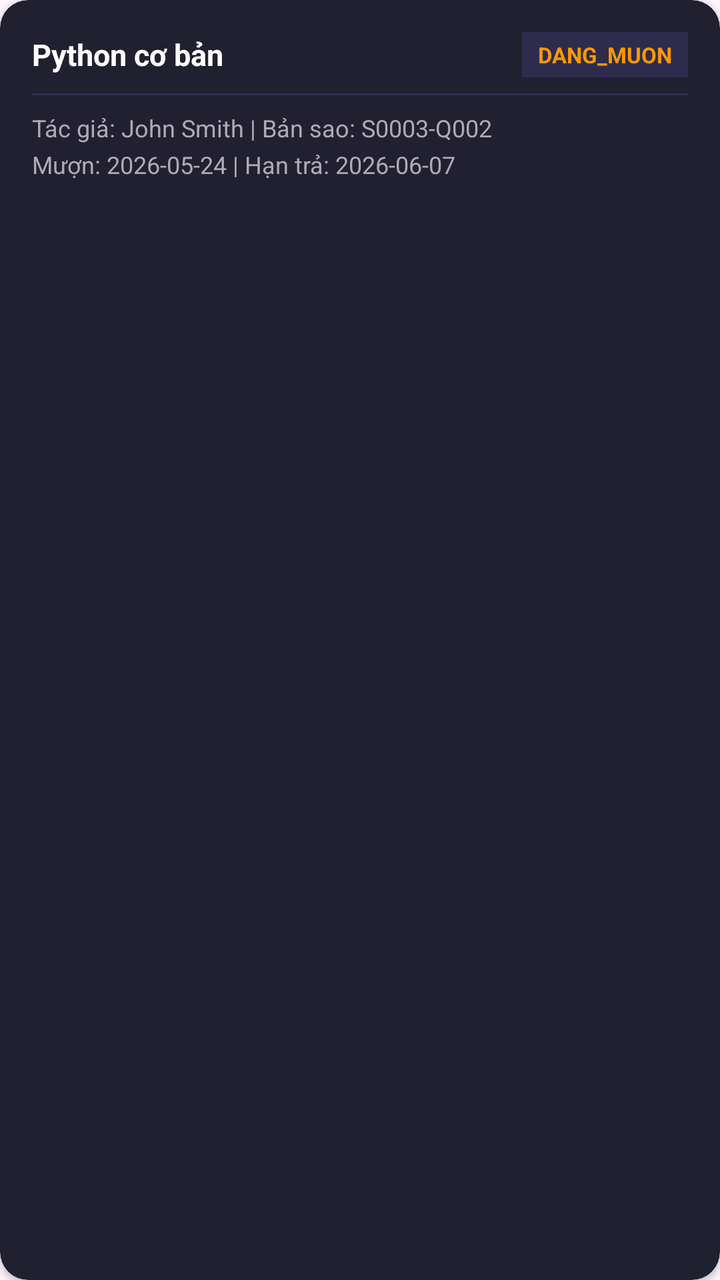
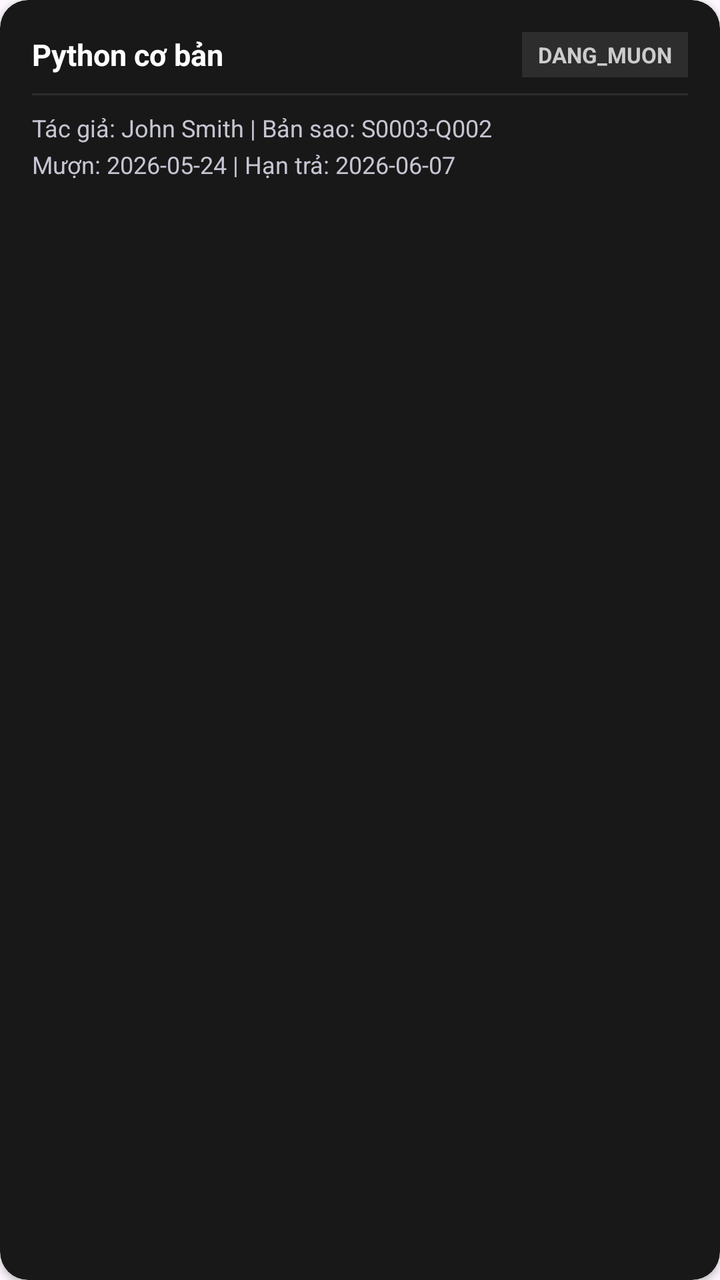

The first picture is an Android layout as it rendered before a commit; the second is the same layout after the commit. The layout source and the unified diff follow.
<!-- AndroidManifest.xml: application theme Theme.QLTV -->
<!-- res/layout/item_my_borrow.xml -->
<?xml version="1.0" encoding="utf-8"?>
<androidx.cardview.widget.CardView xmlns:android="http://schemas.android.com/apk/res/android"
    xmlns:app="http://schemas.android.com/apk/res-auto"
    android:layout_width="match_parent"
    android:layout_height="wrap_content"
    android:layout_marginHorizontal="4dp"
    android:layout_marginVertical="6dp"
    app:cardBackgroundColor="#212030"
    app:cardCornerRadius="14dp"
    app:cardElevation="2dp">

    <LinearLayout
        android:layout_width="match_parent"
        android:layout_height="wrap_content"
        android:orientation="vertical"
        android:padding="16dp">

        <LinearLayout
            android:layout_width="match_parent"
            android:layout_height="wrap_content"
            android:gravity="center_vertical"
            android:orientation="horizontal">

            <TextView
                android:id="@+id/txtMyBorrowBookTitle"
                android:layout_width="0dp"
                android:layout_height="wrap_content"
                android:layout_weight="1"
                android:text="Python cơ bản"
                android:textColor="#FFFFFF"
                android:textSize="15sp"
                android:textStyle="bold" />

            <TextView
                android:id="@+id/badgeMyBorrowStatus"
                android:layout_width="wrap_content"
                android:layout_height="wrap_content"
                android:background="#2E2C4D"
                android:paddingHorizontal="8dp"
                android:paddingVertical="4dp"
                android:text="DANG_MUON"
                android:textColor="#FF9800"
                android:textSize="11sp"
                android:textStyle="bold" />
        </LinearLayout>

        <View
            android:layout_width="match_parent"
            android:layout_height="1dp"
            android:layout_marginVertical="8dp"
            android:background="#2E2C4D" />

        <TextView
            android:id="@+id/txtMyBorrowAuthor"
            android:layout_width="wrap_content"
            android:layout_height="wrap_content"
            android:text="Tác giả: John Smith | Bản sao: S0003-Q002"
            android:textColor="#B0A8B9"
            android:textSize="12sp" />

        <TextView
            android:id="@+id/txtMyBorrowDates"
            android:layout_width="wrap_content"
            android:layout_height="wrap_content"
            android:layout_marginTop="2dp"
            android:text="Mượn: 2026-05-24 | Hạn trả: 2026-06-07"
            android:textColor="#B0A8B9"
            android:textSize="12sp" />

        <TextView
            android:id="@+id/txtMyBorrowReturnDate"
            android:layout_width="wrap_content"
            android:layout_height="wrap_content"
            android:layout_marginTop="2dp"
            android:text="Ngày trả thực: -"
            android:textColor="#4CAF50"
            android:textSize="12sp"
            android:textStyle="bold"
            android:visibility="gone" />

        <LinearLayout
            android:layout_width="match_parent"
            android:layout_height="wrap_content"
            android:layout_marginTop="8dp"
            android:gravity="center_vertical"
            android:orientation="horizontal">

            <TextView
                android:id="@+id/txtMyBorrowFine"
                android:layout_width="wrap_content"
                android:layout_height="wrap_content"
                android:text="Phạt quá hạn: 15,000 VND"
                android:textColor="#FF5252"
                android:textSize="12sp"
                android:textStyle="bold"
                android:visibility="gone" />

            <View
                android:layout_width="0dp"
                android:layout_height="1dp"
                android:layout_weight="1" />

            
            <com.google.android.material.button.MaterialButton
                android:id="@+id/btnMyBorrowReadOnline"
                android:layout_width="wrap_content"
                android:layout_height="36dp"
                android:text="ĐỌC SÁCH ONLINE"
                android:textColor="#FFFFFF"
                android:textSize="11sp"
                android:textStyle="bold"
                android:visibility="gone"
                app:backgroundTint="#00B0FF"
                app:cornerRadius="6dp" />
        </LinearLayout>
    </LinearLayout>
</androidx.cardview.widget.CardView>
<!-- resources referenced by this layout -->
<resources>
  <style name="Theme.QLTV" parent="Base.Theme.QLTV" />
  <style name="Base.Theme.QLTV" parent="Theme.Material3.DayNight.NoActionBar">
          
          
      </style>
</resources>

<!-- the commit's change to res/layout/item_my_borrow.xml (unified diff, before → after) -->
@@ -5,7 +5,7 @@
     android:layout_height="wrap_content"
     android:layout_marginHorizontal="4dp"
     android:layout_marginVertical="6dp"
-    app:cardBackgroundColor="#212030"
+    app:cardBackgroundColor="#181818"
     app:cardCornerRadius="14dp"
     app:cardElevation="2dp">
 
@@ -35,11 +35,11 @@
                 android:id="@+id/badgeMyBorrowStatus"
                 android:layout_width="wrap_content"
                 android:layout_height="wrap_content"
-                android:background="#2E2C4D"
+                android:background="#2D2D2D"
                 android:paddingHorizontal="8dp"
                 android:paddingVertical="4dp"
                 android:text="DANG_MUON"
-                android:textColor="#FF9800"
+                android:textColor="#CCCCCC"
                 android:textSize="11sp"
                 android:textStyle="bold" />
         </LinearLayout>
@@ -48,14 +48,14 @@
             android:layout_width="match_parent"
             android:layout_height="1dp"
             android:layout_marginVertical="8dp"
-            android:background="#2E2C4D" />
+            android:background="#2D2D2D" />
 
         <TextView
             android:id="@+id/txtMyBorrowAuthor"
             android:layout_width="wrap_content"
             android:layout_height="wrap_content"
             android:text="Tác giả: John Smith | Bản sao: S0003-Q002"
-            android:textColor="#B0A8B9"
+            android:textColor="#C5C5D2"
             android:textSize="12sp" />
 
         <TextView
@@ -64,7 +64,7 @@
             android:layout_height="wrap_content"
             android:layout_marginTop="2dp"
             android:text="Mượn: 2026-05-24 | Hạn trả: 2026-06-07"
-            android:textColor="#B0A8B9"
+            android:textColor="#C5C5D2"
             android:textSize="12sp" />
 
         <TextView
@@ -73,7 +73,7 @@
             android:layout_height="wrap_content"
             android:layout_marginTop="2dp"
             android:text="Ngày trả thực: -"
-            android:textColor="#4CAF50"
+            android:textColor="#E0E0E0"
             android:textSize="12sp"
             android:textStyle="bold"
             android:visibility="gone" />
@@ -90,7 +90,7 @@
                 android:layout_width="wrap_content"
                 android:layout_height="wrap_content"
                 android:text="Phạt quá hạn: 15,000 VND"
-                android:textColor="#FF5252"
+                android:textColor="#E0E0E0"
                 android:textSize="12sp"
                 android:textStyle="bold"
                 android:visibility="gone" />
@@ -110,7 +110,7 @@
                 android:textSize="11sp"
                 android:textStyle="bold"
                 android:visibility="gone"
-                app:backgroundTint="#00B0FF"
+                app:backgroundTint="#B0B0B0"
                 app:cornerRadius="6dp" />
         </LinearLayout>
     </LinearLayout>
